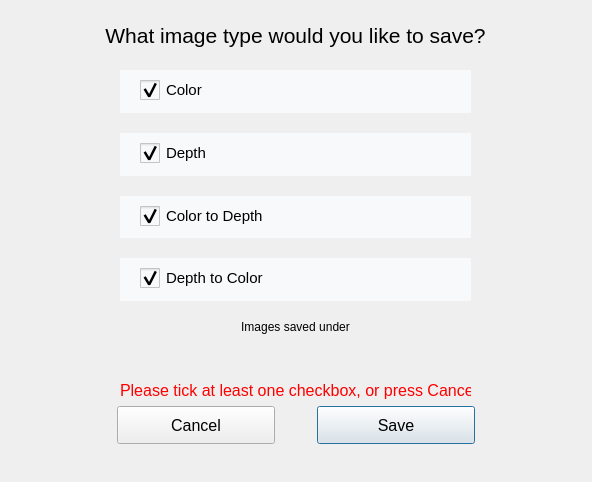
Before: the Qt Designer form DesktopApp/saveimagedialog.ui in michaelfong2017/landmark-annotator-desktop, drawn with Qt 5.
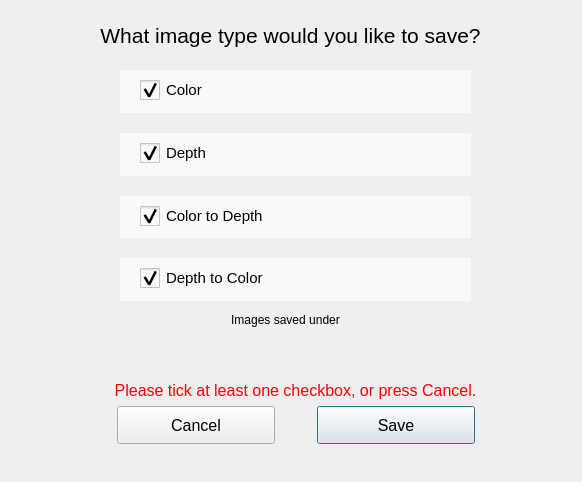
After: the same form once the commit is applied.

Commit message: Fixed slight UI issues & Implemented Login logic & Fixed window size

What changed in the file:
```diff
--- a/DesktopApp/saveimagedialog.ui
+++ b/DesktopApp/saveimagedialog.ui
@@ -6,7 +6,7 @@
    <rect>
     <x>0</x>
     <y>0</y>
-    <width>592</width>
+    <width>582</width>
     <height>482</height>
    </rect>
   </property>
@@ -211,15 +211,18 @@
   <widget class="QLabel" name="title">
    <property name="geometry">
     <rect>
-     <x>100</x>
+     <x>10</x>
      <y>20</y>
-     <width>391</width>
+     <width>561</width>
      <height>31</height>
     </rect>
    </property>
    <property name="layoutDirection">
     <enum>Qt::LeftToRight</enum>
    </property>
+   <property name="styleSheet">
+    <string notr="true">font: 14px &quot;MS Shell Dlg 2&quot;;</string>
+   </property>
    <property name="text">
     <string>&lt;html&gt;&lt;head/&gt;&lt;body&gt;&lt;p align=&quot;center&quot;&gt;&lt;span style=&quot; font-size:16pt;&quot;&gt;What image type would you like to save?&lt;/span&gt;&lt;/p&gt;&lt;/body&gt;&lt;/html&gt;</string>
    </property>
@@ -227,12 +230,15 @@
   <widget class="QLabel" name="imageSavePath">
    <property name="geometry">
     <rect>
-     <x>120</x>
-     <y>320</y>
-     <width>351</width>
-     <height>41</height>
+     <x>40</x>
+     <y>310</y>
+     <width>491</width>
+     <height>61</height>
     </rect>
    </property>
+   <property name="styleSheet">
+    <string notr="true"/>
+   </property>
    <property name="text">
     <string>&lt;html&gt;&lt;head/&gt;&lt;body&gt;&lt;p align=&quot;center&quot;&gt;Images saved under&lt;/p&gt;&lt;p align=&quot;center&quot;&gt;&lt;br/&gt;&lt;/p&gt;&lt;/body&gt;&lt;/html&gt;</string>
    </property>
@@ -310,9 +316,9 @@
   <widget class="QLabel" name="warningLabel">
    <property name="geometry">
     <rect>
-     <x>120</x>
+     <x>20</x>
      <y>370</y>
-     <width>351</width>
+     <width>551</width>
      <height>41</height>
     </rect>
    </property>
```
The commit also changes 6 other files.
